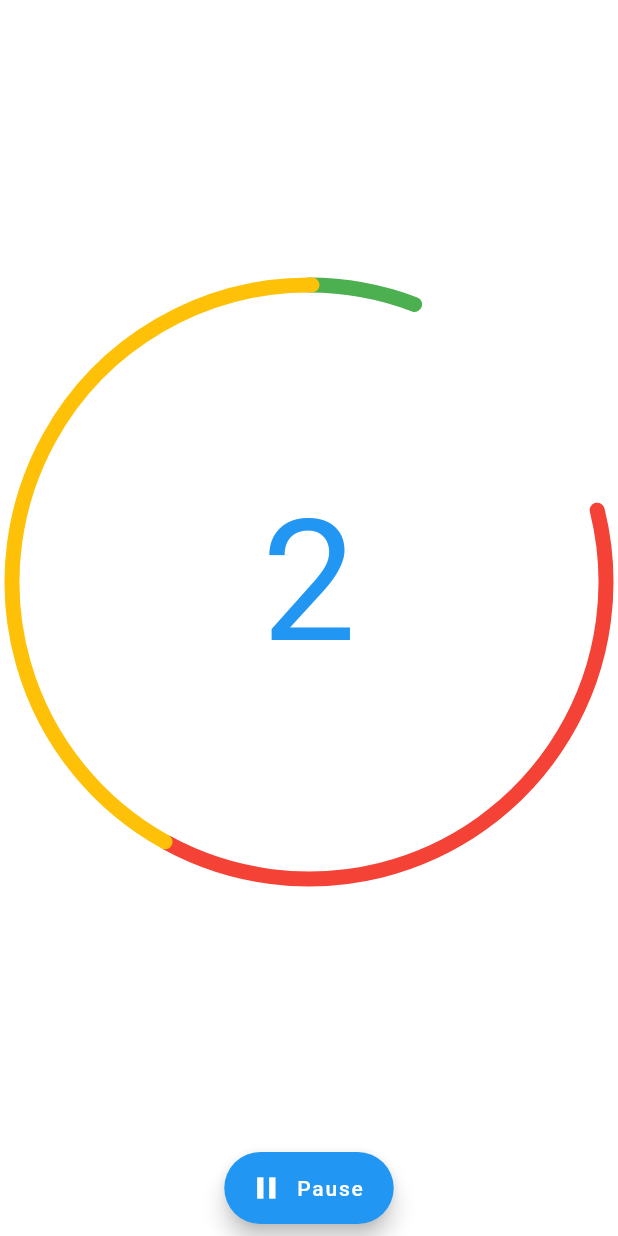
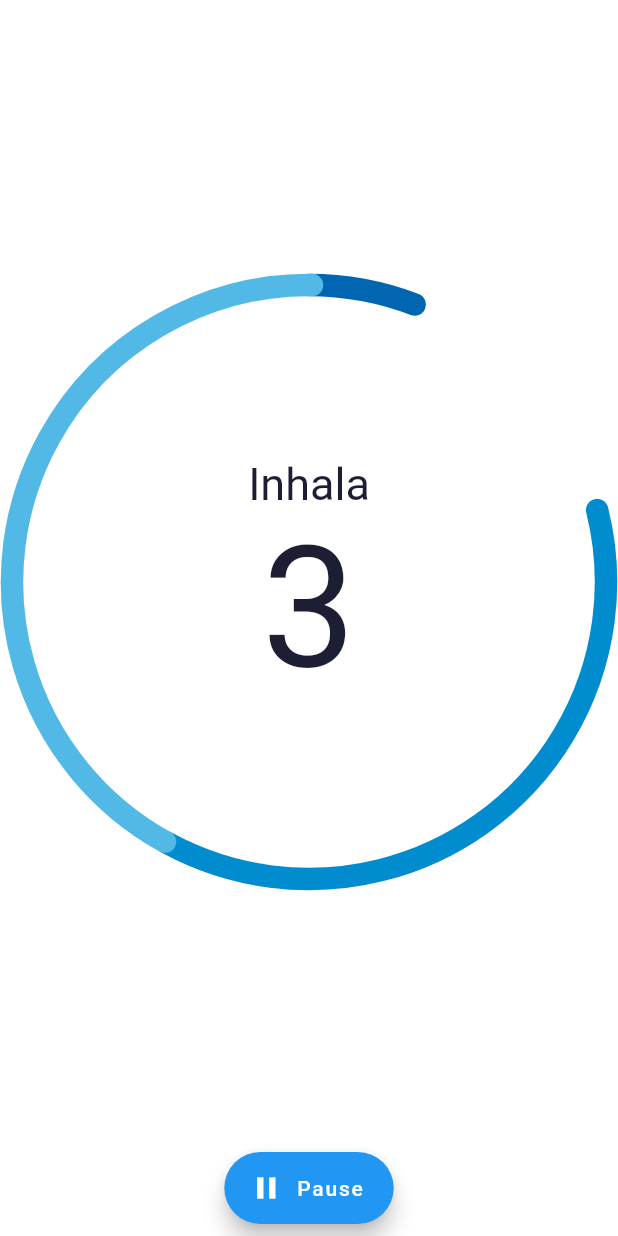
Before and after one commit to ManuelaGar/breathing_animation_app, a Flutter app: the screen it shows after launch, after a tap on "Play", on a phone screen of 412 x 824 dp. Run offline on Flutter 3.47's test engine with Material 2 defaults, Android fonts, the phone set to English and light mode, and no system bars.

Commit message:
Update timer values

```diff
--- a/lib/custom_timer_painer.dart
+++ b/lib/custom_timer_painer.dart
@@ -14,12 +14,12 @@ class CustomTimerPainter1 extends CustomPainter {
   void paint(Canvas canvas, Size size) {
     Paint paint = Paint()
       ..color = backgroundColor
-      ..strokeWidth = 10.0
+      ..strokeWidth = 15.0
       ..strokeCap = StrokeCap.round
       ..style = PaintingStyle.stroke;
 
     canvas.drawCircle(size.center(Offset.zero), size.width / 2.0, paint);
-    paint.color = Colors.green;
+    paint.color = Color(0xFF0066B1);
     double progress = (1.0 - animation.value) * 2 * math.pi * (4 / 19);
     canvas.drawArc(Offset.zero & size, math.pi * 1.5, progress, false, paint);
   }
@@ -44,12 +44,11 @@ class CustomTimerPainter2 extends CustomPainter {
   void paint(Canvas canvas, Size size) {
     Paint paint = Paint()
       ..color = backgroundColor
-      ..strokeWidth = 10.0
+      ..strokeWidth = 15.0
       ..strokeCap = StrokeCap.round
       ..style = PaintingStyle.stroke;
 
-    //canvas.drawCircle(size.center(Offset.zero), size.width / 2.0, paint);
-    paint.color = Colors.red;
+    paint.color = Color(0xFF008CCE);
     double progress = (1.0 - animation.value) * 2 * math.pi * (7 / 19);
     canvas.drawArc(
         Offset.zero & size, math.pi * (173 / 90), progress, false, paint);
@@ -75,12 +74,12 @@ class CustomTimerPainter3 extends CustomPainter {
   void paint(Canvas canvas, Size size) {
     Paint paint = Paint()
       ..color = backgroundColor
-      ..strokeWidth = 10.0
+      ..strokeWidth = 15.0
       ..strokeCap = StrokeCap.round
       ..style = PaintingStyle.stroke;
 
     //canvas.drawCircle(size.center(Offset.zero), size.width / 2.0, paint);
-    paint.color = Colors.amber;
+    paint.color = Color(0xFF52B8E6);
     double progress = (1.0 - animation.value) * 2 * math.pi * (8 / 19);
     canvas.drawArc(
         Offset.zero & size, math.pi * (479 / 180), progress, false, paint);
--- a/lib/main.dart
+++ b/lib/main.dart
@@ -1,3 +1,4 @@
+//import 'dart:io' show Platform;
 import 'package:flutter/material.dart';
 import 'custom_timer_painer.dart';
 
@@ -41,9 +42,21 @@ class _CountDownTimerState extends State<CountDownTimer>
   ];
 
   String get timerString {
-    Duration duration = controller.duration * controller.value;
-    String setTime = '${duration.inSeconds}';
-    return controller.value == 0 ? '0' : setTime;
+    Duration duration =
+        controller.duration * controller.value + Duration(milliseconds: 999);
+    return '${duration.inSeconds}';
+  }
+
+  String get timerText {
+    if (controller == controller1) {
+      return 'Inhala';
+    } else if (controller == controller2) {
+      return 'Sosten';
+    }
+    if (controller == controller3) {
+      return 'Exhala';
+    }
+    return 'Preparate!';
   }
 
   @override
@@ -142,16 +155,23 @@ class _CountDownTimerState extends State<CountDownTimer>
                                 Align(
                                   alignment: FractionalOffset.center,
                                   child: Column(
-                                    mainAxisAlignment:
-                                        MainAxisAlignment.spaceEvenly,
+                                    mainAxisAlignment: MainAxisAlignment.center,
                                     crossAxisAlignment:
                                         CrossAxisAlignment.center,
                                     children: <Widget>[
                                       Text(
+                                        timerText,
+                                        style: TextStyle(
+                                          fontSize: 30.0,
+                                          color: Color(0xFF1D1E33),
+                                        ),
+                                      ),
+                                      Text(
                                         timerString,
                                         style: TextStyle(
-                                            fontSize: 112.0,
-                                            color: Colors.blue),
+                                          fontSize: 112.0,
+                                          color: Color(0xFF1D1E33),
+                                        ),
                                       ),
                                     ],
                                   ),
@@ -190,3 +210,11 @@ class _CountDownTimerState extends State<CountDownTimer>
     );
   }
 }
+
+/*
+Duration duration;
+if (Platform.isIOS) {
+duration = controller.duration * controller.value + Duration(seconds: 1);
+} else {
+duration = controller.duration * controller.value;
+}*/
```
